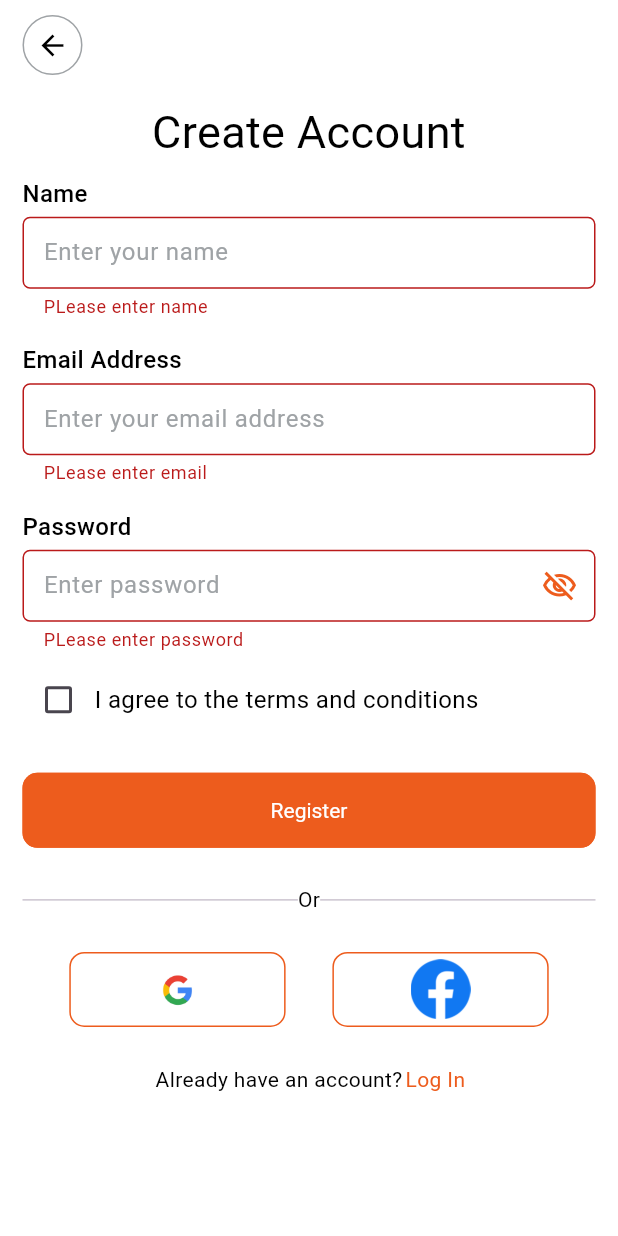
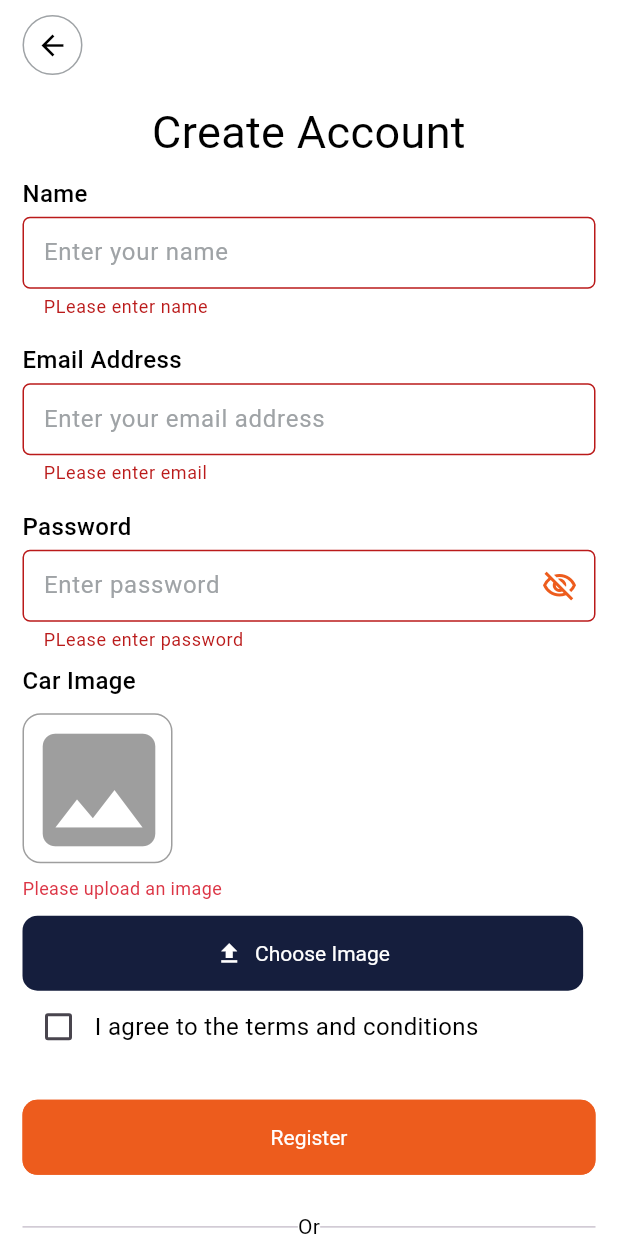
Before and after one commit to sijalneupane/car_rental_system, a Flutter app: the Signup screen opened directly, after a tap on "Register", on a phone screen of 412 x 824 dp. Run offline on Flutter 3.47's test engine with Material 3 defaults, Android fonts, the phone set to English and light mode, and no system bars; our stand-ins replace cloud_firestore, dio, firebase_core, flutter_spinkit, font_awesome_flutter, image_picker and 4 more; accounts and stored records are empty; network calls fail.

Commit message:
New way to passs settings.arguments from constructor in routegenerator

```diff
--- a/lib/add_car_form.dart
+++ b/lib/add_car_form.dart
@@ -213,7 +213,7 @@ class _AddCarFormState extends State<AddCarForm> {
                         String? imageUrl;
                       if (_selectedImage != null) {
                         // Upload the image to Cloudinary (or your preferred service)
-                        imageUrl = await UploadImageCloudinary.uploadImageToCloudinary(_selectedImage!);
+                        imageUrl = await UploadImageCloudinary.uploadImageToCloudinary(_selectedImage!,"carimage");
                         if (imageUrl == null) {
                           throw Exception("Image upload failed");
                         }
--- a/lib/core/util/route_generator.dart
+++ b/lib/core/util/route_generator.dart
@@ -6,6 +6,7 @@ import 'package:car_rental_system/core/util/route_const.dart';
 import 'package:car_rental_system/enter_otp.dart';
 import 'package:car_rental_system/home.dart';
 import 'package:car_rental_system/login.dart';
+import 'package:car_rental_system/model/car.dart';
 import 'package:car_rental_system/reset_password.dart';
 import 'package:car_rental_system/signup.dart';
 import 'package:car_rental_system/get_started.dart';
@@ -31,7 +32,7 @@ class RouteGenerator {
   static Route<dynamic> generateRoute(RouteSettings settings) {
     switch (settings.name) {
       case Routes.loginRoute:
-        return MaterialPageRoute(builder: (_) => const LoginPgae(),settings: settings);
+        return MaterialPageRoute(builder: (_) =>  LoginPgae(fromLogout: settings.arguments as bool? ?? false ,) );
       case Routes.signupRoute:
       return MaterialPageRoute(builder: (_) =>const Signup());
       case Routes.getStartedRoute:
@@ -48,7 +49,7 @@ class RouteGenerator {
         return MaterialPageRoute(builder: (_) =>const Home() );
       case Routes.carDetailsRoute:
       print( settings.arguments);
-        return MaterialPageRoute(builder: (_) =>const CarDetailsPage(),settings: settings );
+        return MaterialPageRoute(builder: (_) => CarDetailsPage(carDetail: settings.arguments as Car,), );
       case Routes.carBookingRoute:
         return MaterialPageRoute(builder: (_) =>const CarBookingPage() );
       case Routes.addCarDetailsRoute:
--- a/lib/core/util/upload_image_cloudinary.dart
+++ b/lib/core/util/upload_image_cloudinary.dart
@@ -3,7 +3,7 @@ import 'package:dio/dio.dart';
 import 'package:path/path.dart' as path;
 
 class UploadImageCloudinary {
-  static Future<String?> uploadImageToCloudinary(File imageFile) async {
+  static Future<String?> uploadImageToCloudinary(File imageFile,String folderName) async {
     String? _uploadedImageUrl;
     const cloudName = 'ddb1esok3';
     const uploadPreset = 'unsigned_preset';
@@ -15,6 +15,7 @@ class UploadImageCloudinary {
         'file':
             await MultipartFile.fromFile(imageFile.path, filename: fileName),
         'upload_preset': uploadPreset,
+         'folder': folderName, // 👈 This tells Cloudinary where to store the image
       });
 
       Dio dio = Dio();
--- a/lib/main.dart
+++ b/lib/main.dart
@@ -4,7 +4,7 @@ import 'package:car_rental_system/car_details_page.dart';
 import 'package:car_rental_system/firebase_options.dart';
 import 'package:car_rental_system/login.dart';
 import 'package:car_rental_system/splash_screen.dart';
-import 'package:car_rental_system/upload_image_demo.dart';
+import 'package:car_rental_system/POC_upload_image_demo.dart';
 import 'package:firebase_core/firebase_core.dart';
 import 'package:flutter/material.dart';
 
--- a/lib/profile_page.dart
+++ b/lib/profile_page.dart
@@ -58,7 +58,9 @@ class _ProfilePageState extends State<ProfilePage> {
                 CustomProfileOptionsButton(
                   icon: Icons.edit,
                   data: editProfileStr,
-                  onPressed: () {},
+                  onPressed: () {
+                    RouteGenerator.navigateToPage(context, Routes.signupRoute,);
+                  },
                 ),
                 CustomProfileOptionsButton(
                   icon: Icons.add_box_rounded,
--- a/lib/signup.dart
+++ b/lib/signup.dart
@@ -12,6 +12,7 @@ import 'package:car_rental_system/widgets/custom_elevatedbutton.dart';
 import 'package:car_rental_system/widgets/custom_border_icon_button.dart';
 import 'package:car_rental_system/widgets/custom_icons.dart';
 import 'package:car_rental_system/widgets/custom_image_assets.dart';
+import 'package:car_rental_system/widgets/custom_image_picker.dart';
 import 'package:car_rental_system/widgets/custom_inkwell.dart';
 import 'package:car_rental_system/widgets/custom_no_border_icon_button.dart';
 import 'package:car_rental_system/widgets/custom_sized_box.dart';
@@ -33,6 +34,7 @@ class _SignupState extends State<Signup> {
   final TextEditingController _passwordController = TextEditingController();
   bool visible = false;
   bool loader = false;
+  File? _selectedImage;
   bool isTermsAndConditionedAgreed = false;
   final _formKey = GlobalKey<FormState>();
   @override
@@ -117,6 +119,29 @@ class _SignupState extends State<Signup> {
                       return null;
                     },
                   ),
+                  CustomImagePicker(
+                      labelText: carImageLabelStr,
+                    afterPickingImage:(imageFile) {
+                    setState(() {
+                    _selectedImage = imageFile; // Store the selected image
+                  });
+                },
+                validator: (imageFile) {
+                   if (imageFile == null) {
+                    return imageValidationStr;
+                  }
+                  double imageLength = imageFile.lengthSync() / (1024 * 1024);
+                  String fileExtension =
+                      imageFile.path.split('.').last.toLowerCase();
+
+                  if (!allowedExtensions.contains(fileExtension)) {
+                    return imageExtensionsValidationStr;
+                  }
+                  if (imageLength > 4) {
+                    return imageSizeValidationStr;
+                  }
+                  return null; // Validation passed
+                },),
                   Row(
                     children: [
                       Checkbox(
```
Also changed, not shown: lib/car_details_page.dart (+8 -7 lines), lib/home.dart (+25 -18 lines), lib/login.dart (+3 -4 lines), lib/widgets/custom_caroverview_container.dart (+15 -6 lines), lib/POC_upload_image_demo.dart (renamed from lib/upload_image_demo.dart), 4 other files.
